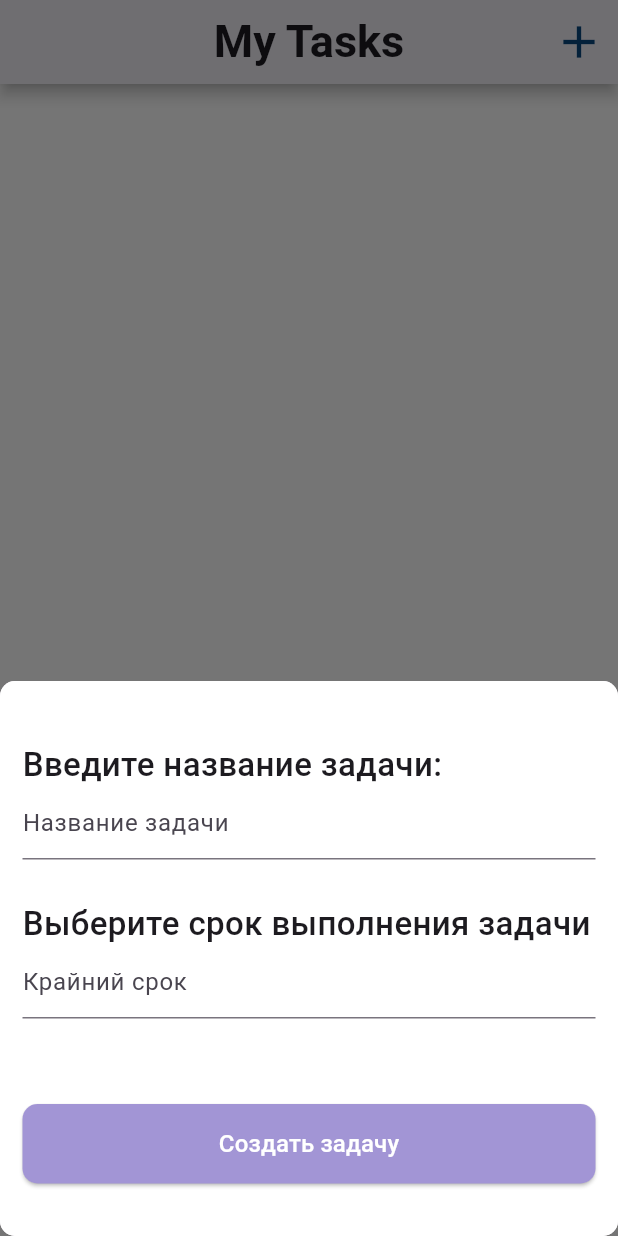
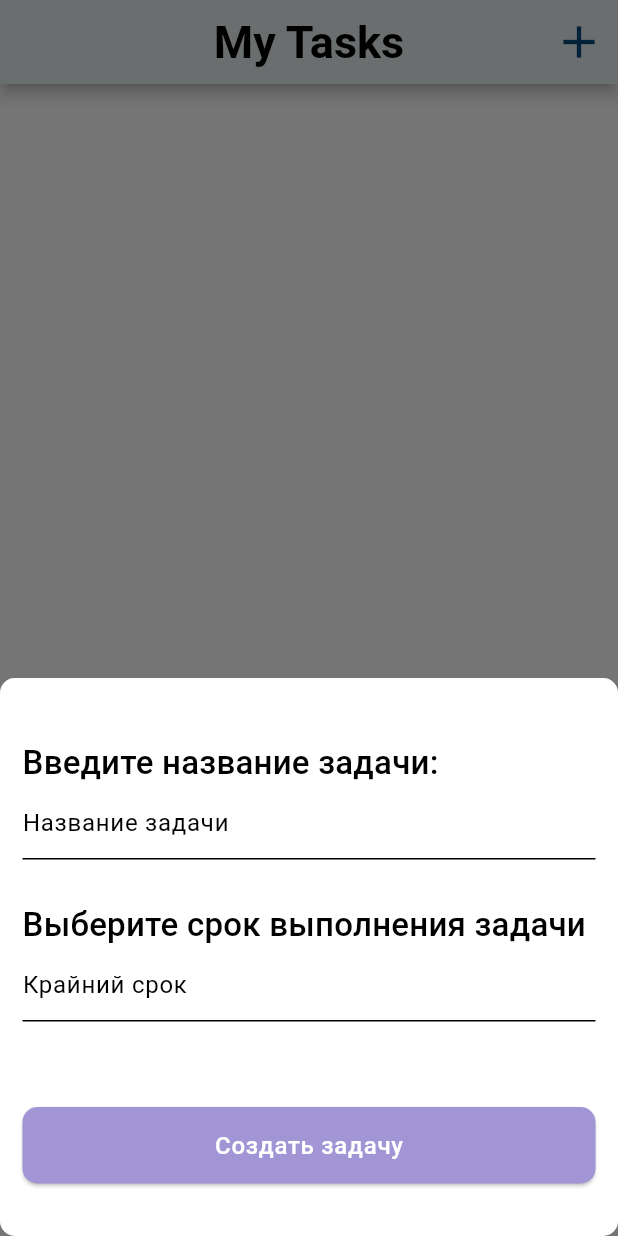
Before and after one commit to konstuanotop/todo-list, a Flutter app: the screen it shows after launch, after a tap on the "add" icon, on a phone screen of 412 x 824 dp. Run offline on Flutter 3.47's test engine with Material 3 defaults, Android fonts, the phone set to English and light mode, and no system bars; drawn by our look-alikes of flutter_slidable; our stand-ins replace shared_preferences.

Commit message:
Добавление темы

```diff
--- /dev/null
+++ b/lib/application/theme/app_theme.dart
@@ -0,0 +1,34 @@
+import 'package:flutter/material.dart';
+import 'package:todo/application/theme/app_colors.dart';
+
+class AppTheme {
+  static ThemeData get lightTheme => ThemeData(
+    brightness: Brightness.light,
+    colorScheme: const ColorScheme.light(
+      primary: AppColors.darkBlue,
+      secondary: AppColors.darkGray,
+      surface: AppColors.palePurple,
+      onSecondary: AppColors.white,
+      tertiary: AppColors.red,
+      onTertiary: AppColors.white,
+    ),
+    textTheme: const TextTheme(
+      displayMedium: TextStyle(fontSize: 30, fontWeight: FontWeight.w700),
+      titleMedium: TextStyle(fontSize: 22, fontWeight: FontWeight.w500),
+      bodyMedium: TextStyle(fontSize: 17, fontWeight: FontWeight.w700),
+      bodySmall: TextStyle(fontSize: 14, color: AppColors.black),
+      labelMedium: TextStyle(fontSize: 16, color: AppColors.white),
+    ),
+    elevatedButtonTheme: ElevatedButtonThemeData(
+      style: ElevatedButton.styleFrom(
+        backgroundColor: AppColors.palePurple,
+        shape: RoundedRectangleBorder(
+          borderRadius: BorderRadiusGeometry.circular(10),
+        ),
+      ),
+    ),
+    datePickerTheme: const DatePickerThemeData(
+      backgroundColor: AppColors.white,
+    ),
+  );
+}
--- a/lib/application/todo_app.dart
+++ b/lib/application/todo_app.dart
@@ -1,4 +1,5 @@
 import 'package:flutter/material.dart';
+import 'package:todo/application/theme/app_theme.dart';
 import 'package:todo/data/repository/todo_repository_impl.dart';
 import 'package:todo/presentation/controller/todos_controller.dart';
 import 'package:todo/presentation/pages/todo_list_page.dart';
@@ -16,6 +17,7 @@ class _ToDoAppState extends State<ToDoApp> {
   @override
   Widget build(BuildContext context) {
     return MaterialApp(
+      theme: AppTheme.lightTheme,
       home: ToDoListPage(
         controller: controller,
       ),
--- a/lib/presentation/pages/todo_list_page.dart
+++ b/lib/presentation/pages/todo_list_page.dart
@@ -1,6 +1,6 @@
 import 'package:flutter/material.dart';
 import 'package:flutter_slidable/flutter_slidable.dart';
-import 'package:todo/application/app_colors.dart';
+import 'package:todo/application/theme/app_colors.dart';
 import 'package:todo/presentation/controller/todos_controller.dart';
 import 'package:todo/presentation/widgets/task_form.dart';
 import 'package:todo/presentation/widgets/task_item.dart';
@@ -36,11 +36,11 @@ class _ToDoListPageState extends State<ToDoListPage> {
       backgroundColor: AppColors.white,
       appBar: AppBar(
         centerTitle: true,
-        title: const Text(
+        title: Text(
           'My Tasks',
-          style: TextStyle(fontSize: 30, fontWeight: FontWeight.w700),
+          style: Theme.of(context).textTheme.displayMedium,
         ),
-        backgroundColor: AppColors.white,
+        backgroundColor: Theme.of(context).colorScheme.onSecondary,
         shadowColor: AppColors.black,
         elevation: 4,
         scrolledUnderElevation: 4,
@@ -57,7 +57,7 @@ class _ToDoListPageState extends State<ToDoListPage> {
               );
             },
             icon: const Icon(Icons.add, size: 36),
-            color: AppColors.darkBlue,
+            color: Theme.of(context).colorScheme.primary,
           ),
         ],
       ),
@@ -88,6 +88,9 @@ class _ToDoListPageState extends State<ToDoListPage> {
                                   return AlertDialog(
                                     title: const Text('Удалить окончательно?'),
                                     content: Text(todo.task),
+                                    backgroundColor: Theme.of(
+                                      context,
+                                    ).colorScheme.onSecondary,
                                     actions: [
                                       TextButton(
                                         onPressed: () {
@@ -109,8 +112,12 @@ class _ToDoListPageState extends State<ToDoListPage> {
                                 },
                               );
                             },
-                            backgroundColor: AppColors.red,
-                            foregroundColor: AppColors.white,
+                            backgroundColor: Theme.of(
+                              context,
+                            ).colorScheme.tertiary,
+                            foregroundColor: Theme.of(
+                              context,
+                            ).colorScheme.onTertiary,
                             icon: Icons.delete,
                             label: 'Удалить',
                             borderRadius: const BorderRadius.only(
@@ -137,8 +144,12 @@ class _ToDoListPageState extends State<ToDoListPage> {
                                 ),
                               );
                             },
-                            backgroundColor: AppColors.darkBlue,
-                            foregroundColor: AppColors.white,
+                            backgroundColor: Theme.of(
+                              context,
+                            ).colorScheme.primary,
+                            foregroundColor: Theme.of(
+                              context,
+                            ).colorScheme.onPrimary,
                             icon: Icons.edit,
                             label: 'Изменить',
                             borderRadius: const BorderRadius.only(
--- a/lib/presentation/widgets/task_form.dart
+++ b/lib/presentation/widgets/task_form.dart
@@ -2,7 +2,7 @@ import 'dart:async';
 
 import 'package:flutter/material.dart';
 import 'package:intl/intl.dart';
-import 'package:todo/application/app_colors.dart';
+import 'package:todo/application/theme/app_colors.dart';
 import 'package:todo/domain/model/task_status.dart';
 import 'package:todo/domain/model/todo.dart';
 
@@ -151,9 +151,9 @@ class _TaskFormState extends State<TaskForm> {
             crossAxisAlignment: CrossAxisAlignment.start,
             children: [
               const SizedBox(height: 40),
-              const Text(
+              Text(
                 'Введите название задачи:',
-                style: TextStyle(fontSize: 22, fontWeight: FontWeight.w500),
+                style: Theme.of(context).textTheme.titleMedium,
               ),
               SizedBox(
                 height: 70,
@@ -169,9 +169,9 @@ class _TaskFormState extends State<TaskForm> {
                 ),
               ),
               const SizedBox(height: 5),
-              const Text(
+              Text(
                 'Выберите срок выполнения задачи',
-                style: TextStyle(fontSize: 22, fontWeight: FontWeight.w500),
+                style: Theme.of(context).textTheme.titleMedium,
               ),
               SizedBox(
                 height: 70,
@@ -189,12 +189,7 @@ class _TaskFormState extends State<TaskForm> {
           ),
           const SizedBox(height: 35),
           ElevatedButton(
-            style: ElevatedButton.styleFrom(
-              backgroundColor: AppColors.palePurple,
-              shape: RoundedRectangleBorder(
-                borderRadius: BorderRadiusGeometry.circular(10),
-              ),
-            ),
+            style: Theme.of(context).elevatedButtonTheme.style,
             onPressed: _submit,
             child: Padding(
               padding: const EdgeInsets.all(15),
@@ -205,10 +200,7 @@ class _TaskFormState extends State<TaskForm> {
                     widget.onUpdateTodo != null
                         ? 'Обновить задачу'
                         : 'Создать задачу',
-                    style: const TextStyle(
-                      color: AppColors.white,
-                      fontSize: 16,
-                    ),
+                    style: Theme.of(context).textTheme.labelMedium,
                   ),
                 ),
               ),
```
Also changed, not shown: lib/presentation/widgets/task_item.dart (+12 -12 lines), lib/application/theme/app_colors.dart (renamed from lib/application/app_colors.dart).
